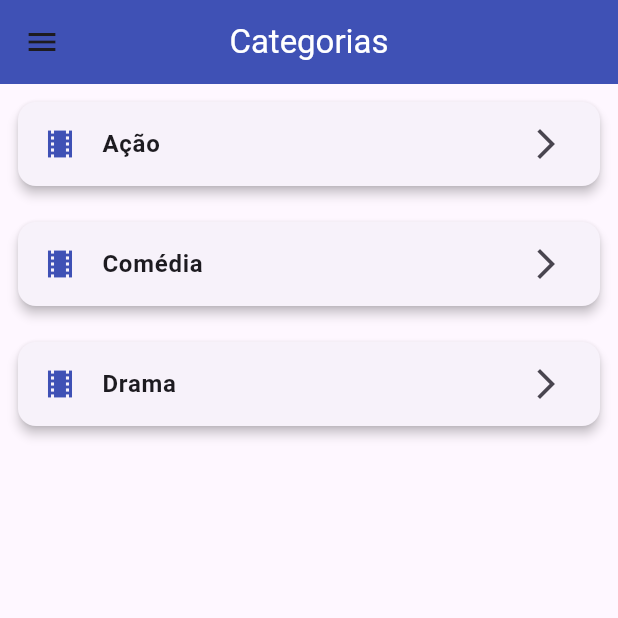
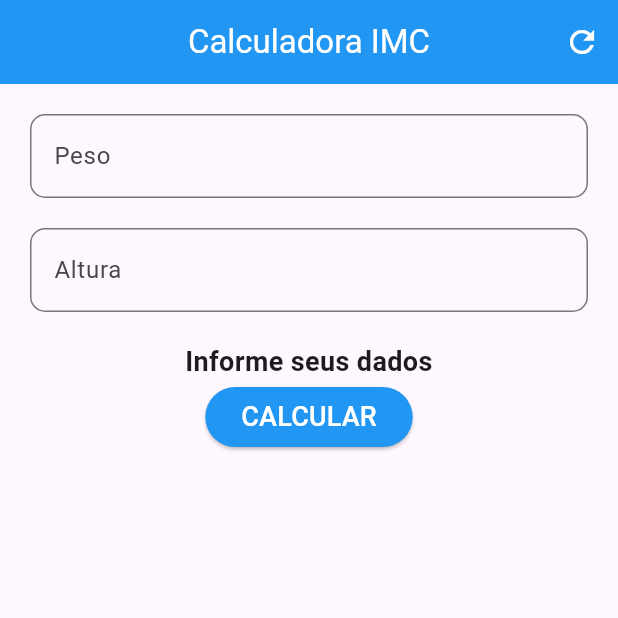
Before and after one commit to diegororiz7/projeto_inicial, a Flutter app: the screen it shows after launch, on a phone screen of 412 x 824 dp, the top half of it. Run offline on Flutter 3.47's test engine with Material 3 defaults, Android fonts, the phone set to English and light mode, and no system bars.

Commit message:
Aula 30/09/2025

```diff
--- a/lib/main.dart
+++ b/lib/main.dart
@@ -1,48 +1,67 @@
-// ignore_for_file: prefer_final_fields, unused_field, unused_element, override_on_non_overriding_member, unused_local_variable, unnecessary_const
+// ignore_for_file: unused_field, prefer_final_fields, unused_element, unused_local_variable, sort_child_properties_last
 
 import 'package:flutter/material.dart';
+import 'dart:math';
 
 void main() {
-  runApp(FilmesApp());
+  runApp(
+    MaterialApp(debugShowCheckedModeBanner: false, home: CalculadoraIMC()),
+  );
 }
 
-class FilmesApp extends StatelessWidget {
-  const FilmesApp({super.key});
+class CalculadoraIMC extends StatefulWidget {
+  const CalculadoraIMC({super.key});
 
   @override
-  Widget build(BuildContext context) {
-    return MaterialApp(
-      title: 'Catálogo de Filmes',
-      debugShowCheckedModeBanner: false,
-      theme: ThemeData(primaryColor: Colors.indigo),
-      initialRoute: '/',
-      routes: {
-        '/': (context) => TelaBase(),
-        '/filmes': (context) => TelaFilmes(categoria: ''),
-        '/detalhe': (context) => TelaDetalheFilme(filme: {}),
-      },
-    );
-  }
+  State<CalculadoraIMC> createState() => _CalculadoraIMCState();
 }
 
-class TelaBase extends StatefulWidget {
-  const TelaBase({super.key});
+class _CalculadoraIMCState extends State<CalculadoraIMC> {
+  final _formKey = GlobalKey<FormState>();
+  final _pesoController = TextEditingController();
+  final _alturaController = TextEditingController();
 
-  @override
-  State<TelaBase> createState() => _TelaBaseState();
-}
+  String _resultado = 'Informe seus dados';
 
-class _TelaBaseState extends State<TelaBase> {
-  int _paginaAtual = 0;
+  void _limparCampos() {
+    _pesoController.clear();
+    _alturaController.clear();
+    setState(() {
+      _resultado = 'Informe seus dados';
+    });
+  }
 
-  final List<Widget> _telas = const [TelaCategorias(), TelaSobre()];
+  void _calcularImc() {
+    final peso = double.tryParse(_pesoController.text);
+    final altura = double.tryParse(_alturaController.text);
 
-  final List<String> _titulos = const ['Categorias', 'Sobre'];
+    if (peso == null || altura == null || peso <= 0 || altura <= 0) {
+      setState(() {
+        _resultado = 'Por favor, digite informações válidas';
+      });
+      return;
+    }
 
-  void _mudarPagina(int index) {
+    double imc = peso / (pow(altura, 2));
+    String classificacao;
+
+    if (imc < 18.5) {
+      classificacao = 'Baixo peso';
+    } else if (imc < 25) {
+      classificacao = 'Peso normal';
+    } else if (imc < 30) {
+      classificacao = 'Sobrepeso';
+    } else if (imc < 35) {
+      classificacao = 'Obesidade I';
+    } else if (imc < 40) {
+      classificacao = 'Obesidade II';
+    } else {
+      classificacao = 'Obesidade III';
+    }
+
     setState(() {
-      _paginaAtual = index;
-      Navigator.pop(context);
+      _resultado =
+          'IMC: ${imc.toStringAsFixed(1)}\nClassificação: $classificacao';
     });
   }
 
@@ -50,232 +69,86 @@ class _TelaBaseState extends State<TelaBase> {
   Widget build(BuildContext context) {
     return Scaffold(
       appBar: AppBar(
-        title: Text(
-          _titulos[_paginaAtual],
-          style: TextStyle(color: Colors.white),
-        ),
-        backgroundColor: Colors.indigo,
+        title: Text('Calculadora IMC', style: TextStyle(color: Colors.white)),
+        backgroundColor: Colors.blue,
         centerTitle: true,
-      ),
-      drawer: Drawer(
-        child: ListView(
-          padding: EdgeInsets.zero,
-          children: [
-            DrawerHeader(
-              decoration: BoxDecoration(color: Colors.indigo),
-              child: Center(
-                child: Text(
-                  'Catálogo de filmes',
-                  style: TextStyle(color: Colors.white),
-                ),
-              ),
-            ),
-            ListTile(
-              leading: Icon(Icons.movie, color: Colors.indigo),
-              title: Text('Categorias'),
-              onTap: () {
-                _mudarPagina(0);
-              },
-            ),
-            ListTile(
-              leading: Icon(Icons.info, color: Colors.indigo),
-              title: Text('Sobre'),
-              onTap: () {
-                _mudarPagina(1);
-              },
-            ),
-          ],
-        ),
-      ),
-      body: _telas[_paginaAtual],
-    );
-  }
-}
-
-class TelaCategorias extends StatelessWidget {
-  const TelaCategorias({super.key});
-
-  final categorias = const ['Ação', 'Comédia', 'Drama'];
-
-  @override
-  Widget build(BuildContext context) {
-    return ListView.builder(
-      itemCount: categorias.length,
-      itemBuilder: (context, index) {
-        return Card(
-          margin: const EdgeInsets.all(12),
-          elevation: 3,
-          child: ListTile(
-            leading: const Icon(Icons.local_movies, color: Colors.indigo),
-            title: Text(
-              categorias[index],
-              style: TextStyle(fontWeight: FontWeight.bold),
-            ),
-            trailing: const Icon(Icons.arrow_forward_ios),
-            onTap: () {
-              Navigator.pushNamed(
-                context,
-                '/filmes',
-                arguments: categorias[index],
-              );
-            },
+        actions: [
+          IconButton(
+            icon: Icon(Icons.refresh),
+            onPressed: _limparCampos,
+            color: Colors.white,
           ),
-        );
-      },
-    );
-  }
-}
-
-class TelaFilmes extends StatelessWidget {
-  final String categoria;
-  const TelaFilmes({super.key, required this.categoria});
-
-  @override
-  Widget build(BuildContext context) {
-    final categoriaArg = categoria.isEmpty
-        ? ModalRoute.of(context)!.settings.arguments as String
-        : categoria;
-
-    final filmesPorCategoria = {
-      'Ação': [
-        {
-          'titulo': 'Mad Max',
-          'ano': '2015',
-          'nota': '8.1',
-          'cartaz': 'src/mad_max.jpg',
-        },
-        {
-          'titulo': 'John Wick',
-          'ano': '2014',
-          'nota': '7.4',
-          'cartaz': 'src/john_wick.jpg',
-        },
-      ],
-      'Comédia': [
-        {
-          'titulo': 'Se beber não case',
-          'ano': '2009',
-          'nota': '7.7',
-          'cartaz': 'src/se_beber.jpg',
-        },
-        {
-          'titulo': 'As branquelas',
-          'ano': '2004',
-          'nota': '5.7',
-          'cartaz': 'src/as_branquelas.jpg',
-        },
-      ],
-      'Drama': [
-        {
-          'titulo': 'À procura da felicidade',
-          'ano': '2006',
-          'nota': '8.0',
-          'cartaz': 'src/procura_felicidade.jpg',
-        },
-        {
-          'titulo': 'Clube da luta',
-          'ano': '1999',
-          'nota': '8.8',
-          'cartaz': 'src/clube_luta.jpg',
-        },
-      ],
-    };
-
-    final filmes = filmesPorCategoria[categoriaArg] ?? [];
-
-    return Scaffold(
-      appBar: AppBar(
-        title: Text(
-          'Filmes de $categoriaArg',
-          style: TextStyle(color: Colors.white),
-        ),
-        centerTitle: true,
-        backgroundColor: Colors.indigo,
-      ),
-      body: ListView.builder(
-        itemCount: filmes.length,
-        itemBuilder: (context, index) {
-          final filme = filmes[index];
-          return Card(
-            elevation: 3,
-            margin: const EdgeInsets.symmetric(vertical: 8),
-            child: ListTile(
-              leading: const Icon(Icons.movie_creation, color: Colors.indigo),
-              title: Text(filme['titulo'] ?? ''),
-              subtitle: Text('Ano: ${filme['ano']} . Nota: ${filme['nota']}'),
-              trailing: const Icon(Icons.arrow_forward_ios),
-              onTap: () {
-                Navigator.pushNamed(context, '/detalhe', arguments: filme);
-              },
-            ),
-          );
-        },
-      ),
-    );
-  }
-}
-
-class TelaDetalheFilme extends StatelessWidget {
-  final Map<String, String> filme;
-  const TelaDetalheFilme({super.key, required this.filme});
-
-  @override
-  Widget build(BuildContext context) {
-    final filmeArg = filme.isEmpty
-        ? ModalRoute.of(context)!.settings.arguments as Map<String, String>
-        : filme;
-
-    return Scaffold(
-      appBar: AppBar(
-        title: Text(
-          filmeArg['titulo'] ?? '',
-          style: TextStyle(color: Colors.white),
-        ),
-        centerTitle: true,
-        backgroundColor: Colors.indigo,
+        ],
       ),
       body: SingleChildScrollView(
-        padding: const EdgeInsets.all(20),
-        child: Center(
+        padding: EdgeInsets.all(20),
+        child: Form(
+          key: _formKey,
           child: Column(
-            mainAxisAlignment: MainAxisAlignment.center,
             crossAxisAlignment: CrossAxisAlignment.center,
             children: [
-              Image.asset(
-                filmeArg['cartaz'] ?? '',
-                width: 300,
-                height: 450,
-                fit: BoxFit.contain,
+              _buildCampoTexto(
+                controller: _pesoController,
+                label: 'Peso',
+                error: 'Peso inválido',
+                max: 635,
               ),
-              Text(
-                filmeArg['titulo'] ?? '',
-                style: TextStyle(fontSize: 20, fontWeight: FontWeight.bold),
+              SizedBox(height: 20),
+              _buildCampoTexto(
+                controller: _alturaController,
+                label: 'Altura',
+                error: 'Altura inválida',
+                max: 2.72,
               ),
-              SizedBox(height: 5),
-              Text('Ano: ${filmeArg['ano']}', style: TextStyle(fontSize: 16)),
-              Text('Nota: ${filmeArg['nota']}', style: TextStyle(fontSize: 16)),
+              SizedBox(height: 20),
+              _buildResultado(),
+              ElevatedButton(
+                onPressed: () {
+                  if (_formKey.currentState!.validate()) {
+                    _calcularImc();
+                  }
+                },
+                child: Text(
+                  'CALCULAR',
+                  style: TextStyle(fontSize: 18, color: Colors.white),
+                ),
+                style: ElevatedButton.styleFrom(backgroundColor: Colors.blue),
+              ),
             ],
           ),
         ),
       ),
     );
   }
-}
 
-class TelaSobre extends StatelessWidget {
-  const TelaSobre({super.key});
+  Widget _buildCampoTexto({
+    required TextEditingController controller,
+    required String label,
+    required String error,
+    required double max,
+  }) {
+    return TextFormField(
+      controller: controller,
+      keyboardType: TextInputType.number,
+      decoration: InputDecoration(
+        labelText: label,
+        border: OutlineInputBorder(borderRadius: BorderRadius.circular(10)),
+      ),
+      validator: (text) {
+        final value = double.tryParse(text ?? '');
+        if (value == null || value <= 0 || value > max) {
+          return 'Por favor, insira dados válidos';
+        }
+        return null;
+      },
+    );
+  }
 
-  @override
-  Widget build(BuildContext context) {
-    return const Center(
-      child: Padding(
-        padding: const EdgeInsets.all(20),
-        child: Text(
-          'Catálogo de Filmes\nVersão 1.0\nDesenvolvido com Flutter',
-          style: TextStyle(fontSize: 18),
-          textAlign: TextAlign.center,
-        ),
-      ),
+  Widget _buildResultado() {
+    return Text(
+      _resultado,
+      style: TextStyle(fontSize: 18, fontWeight: FontWeight.bold),
+      textAlign: TextAlign.center,
     );
   }
 }
```
Also changed, not shown: lib/app_navegacao_filmes.dart (added, +281 -0 lines).
